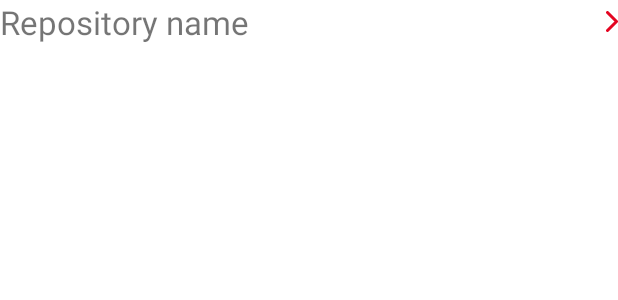
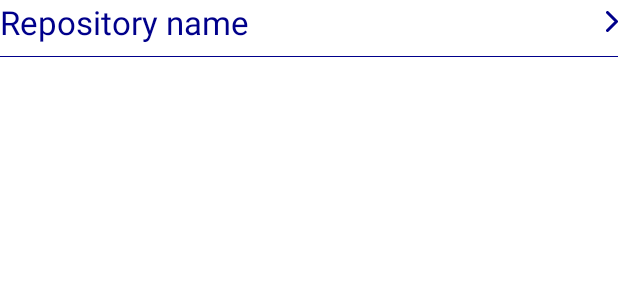
Before and after one commit to fedapollo/testProject, an Android app: the layout item_git_repository.xml on its own in the app's theme, with its tools: preview values and no code run, on a phone screen of 412 x 824 dp. Shown: the top 300 px of the screen. Run offline under Robolectric (Android 15) with nearby library versions, the phone set to English and light mode, and no system bars; network calls fail.

Commit message:
UI color adjustments

```diff
--- a/app/src/main/res/drawable/vt_arrow.xml
+++ b/app/src/main/res/drawable/vt_arrow.xml
@@ -8,6 +8,6 @@
         android:strokeLineJoin="round"
         android:strokeWidth="2"
         android:fillColor="#00000000"
-        android:strokeColor="#E40521"
+        android:strokeColor="@color/black_blue"
         android:strokeLineCap="round" />
 </vector>
--- a/app/src/main/res/layout/item_git_repository.xml
+++ b/app/src/main/res/layout/item_git_repository.xml
@@ -7,14 +7,22 @@
 
     <TextView
         android:id="@+id/repo_name"
+        style="@style/Font.ListText"
         android:layout_width="match_parent"
         android:layout_height="wrap_content"
-        android:textSize="22sp"
         app:layout_constraintTop_toTopOf="parent"
-        app:layout_constraintBottom_toBottomOf="parent"
         android:layout_marginBottom="16dp"
         android:drawablePadding="3dp"
         app:drawableEndCompat="@drawable/vt_arrow"
         tools:text="Repository name"/>
 
+    <View
+        android:layout_width="match_parent"
+        android:layout_height="0.3dp"
+        android:layout_marginBottom="8dp"
+        android:layout_marginTop="8dp"
+        android:background="@color/black_blue"
+        app:layout_constraintTop_toBottomOf="@id/repo_name"
+        app:layout_constraintBottom_toBottomOf="parent"/>
+
 </androidx.constraintlayout.widget.ConstraintLayout>
--- a/app/src/main/res/values/colors.xml
+++ b/app/src/main/res/values/colors.xml
@@ -7,4 +7,5 @@
     <color name="teal_700">#FF018786</color>
     <color name="black">#FF000000</color>
     <color name="white">#FFFFFFFF</color>
+    <color name="black_blue">#00008B</color>
 </resources>
--- a/app/src/main/res/values/styles.xml
+++ b/app/src/main/res/values/styles.xml
@@ -10,4 +10,22 @@
         <item name="android:windowAnimationStyle">@android:style/Animation.Dialog</item>
         <item name="android:windowSoftInputMode">stateUnspecified|adjustPan</item>
     </style>
+
+    <style name="Font" />
+
+    <style name="Font.ListText">
+        <item name="android:textColor">@color/black_blue</item>
+        <item name="android:textSize">22sp</item>
+    </style>
+
+    <style name="Font.UserNameText">
+        <item name="android:textStyle">bold</item>
+        <item name="android:textColor">@color/black_blue</item>
+        <item name="android:textSize">32sp</item>
+    </style>
+
+    <style name="Font.DetailsText">
+        <item name="android:textColor">@color/black_blue</item>
+        <item name="android:textSize">24sp</item>
+    </style>
 </resources>
```
Also changed, not shown: app/src/main/res/layout/git_repository_details_fragment.xml (+3 -4 lines).
